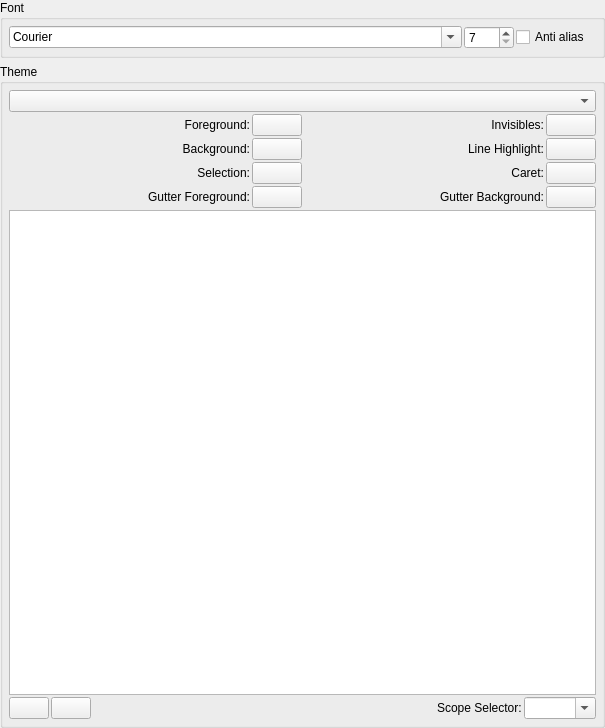
prymatex/prymatex, file resources/ui/configure/theme.ui: the form before one commit.
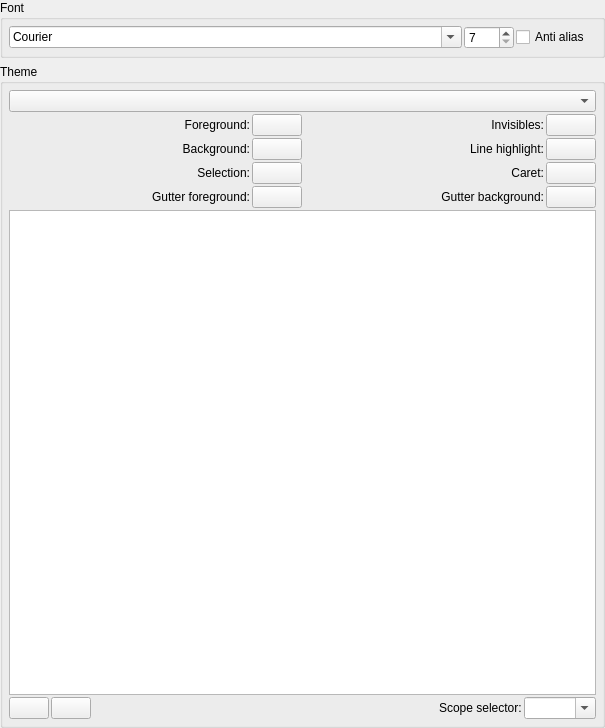
The form after the commit. Icons and pictures are not drawn.

Commit message: fix and add settings, more colors for gutter

```diff
--- a/resources/ui/configure/theme.ui
+++ b/resources/ui/configure/theme.ui
@@ -150,7 +150,7 @@
         <item row="3" column="2">
          <widget class="QLabel" name="label_10">
           <property name="text">
-           <string>Gutter Background:</string>
+           <string>Gutter background:</string>
           </property>
           <property name="alignment">
            <set>Qt::AlignRight|Qt::AlignTrailing|Qt::AlignVCenter</set>
@@ -242,7 +242,7 @@
         <item row="1" column="2">
          <widget class="QLabel" name="label_8">
           <property name="text">
-           <string>Line Highlight:</string>
+           <string>Line highlight:</string>
           </property>
           <property name="alignment">
            <set>Qt::AlignRight|Qt::AlignTrailing|Qt::AlignVCenter</set>
@@ -252,7 +252,7 @@
         <item row="3" column="0">
          <widget class="QLabel" name="label_11">
           <property name="text">
-           <string>Gutter Foreground:</string>
+           <string>Gutter foreground:</string>
           </property>
           <property name="alignment">
            <set>Qt::AlignRight|Qt::AlignTrailing|Qt::AlignVCenter</set>
@@ -323,7 +323,7 @@
         <item>
          <widget class="QLabel" name="label_9">
           <property name="text">
-           <string>Scope Selector:</string>
+           <string>Scope selector:</string>
           </property>
          </widget>
         </item>
```
The commit also changes 19 other files.
